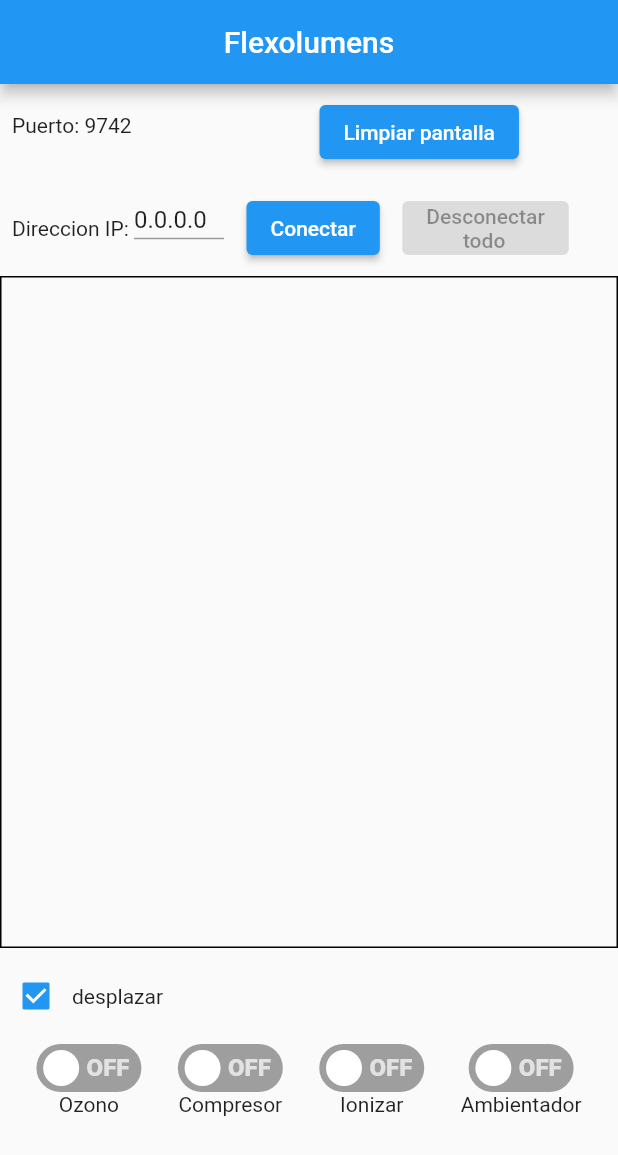
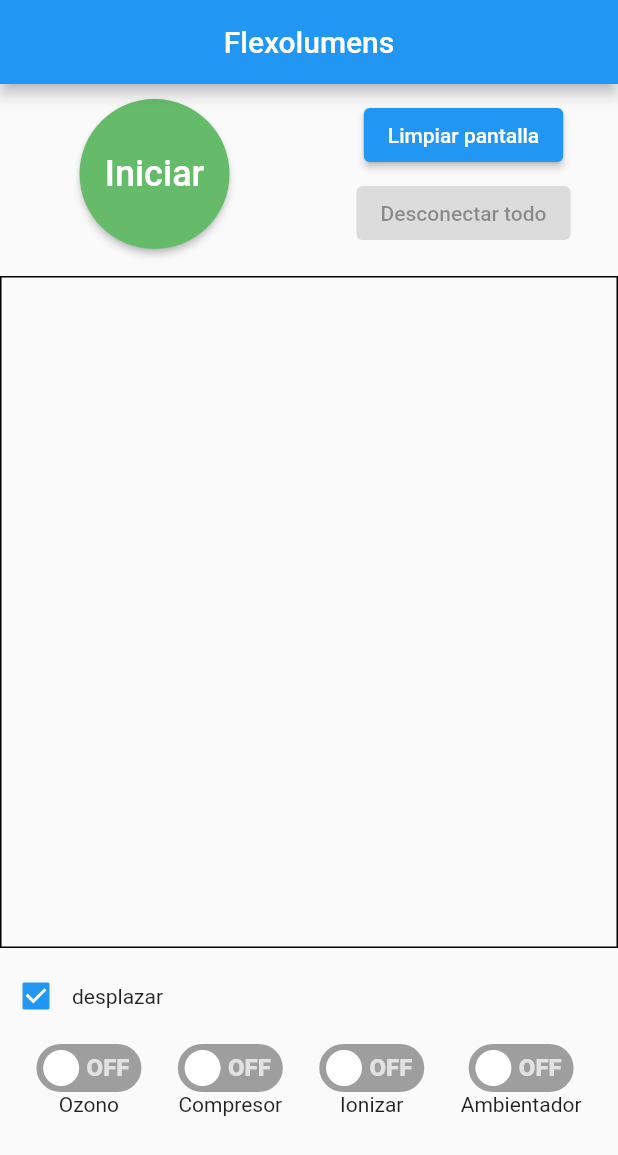
Before and after one commit to dalejandro13/udp_client, a Flutter app: the screen it shows after launch, on a phone screen of 412 x 824 dp. Shown: the top 1155 px of the screen. Run offline on Flutter 3.47's test engine with Material 2 defaults, Android fonts, the phone set to English and light mode, and no system bars; drawn by our look-alikes of flutter_switch.

Commit message:
change button
add button color green for boot the communication between ESP and app in android

```diff
--- a/lib/main.dart
+++ b/lib/main.dart
@@ -4,8 +4,7 @@ import 'package:udp_client/bloc/providerData.dart';
 import 'package:udp_client/ui/widget/scrollEnable.dart';
 import 'package:udp_client/ui/widget/scrollText.dart';
 import 'package:udp_client/ui/widget/switchButton.dart';
-import 'package:udp_client/ui/widget/upperScreen1.dart';
-import 'package:udp_client/ui/widget/upperScreen2.dart';
+import 'package:udp_client/ui/widget/upperScreen.dart';
 import 'package:udp_client/ui/widget/warningMessage.dart';
 import 'package:provider/provider.dart';
 
@@ -57,9 +56,7 @@ class _UdpCommunicationState extends State<UdpCommunication> {
         child: Column(
           mainAxisAlignment: MainAxisAlignment.start,
           children: [
-            //const Padding(padding: EdgeInsets.only(top:25.0),),
-            const UpperScreen1(),
-            const UpperScreen2(),
+            const UpperScreen(),
             ScrollText(data),
             ScrollEnable(data),
             Expanded(
--- /dev/null
+++ b/lib/ui/widget/circularGreenButton.dart
@@ -0,0 +1,51 @@
+import 'dart:developer';
+
+import 'package:flutter/material.dart';
+import 'package:flutter/src/foundation/key.dart';
+import 'package:flutter/src/widgets/container.dart';
+import 'package:flutter/src/widgets/framework.dart';
+import 'package:udp_client/bloc/providerData.dart';
+import 'package:udp_client/repository/communication.dart';
+
+class CircularGreenButton extends StatelessWidget {
+  String title;
+  int value;
+  ProviderData data;
+
+  CircularGreenButton(
+    this.title,
+    this.value,
+    this.data,
+  );
+
+  @override
+  Widget build(BuildContext context) {
+    return ElevatedButton(
+      child: Text(
+        title,
+        style: const TextStyle(
+          fontSize: 24,
+        ),
+      ),
+      style: ElevatedButton.styleFrom(
+        fixedSize: const Size(100, 100),
+        shape: const CircleBorder(),
+        backgroundColor: Colors.green[400],
+      ),
+      onPressed: (data.isConnect == false) ? () async {
+        if(data.ctrl1!.text.isNotEmpty){
+          if('.'.allMatches(data.ctrl1!.text).length == 3){
+            await startComm(data);
+            if(soundStart == true){
+              soundStart = false;
+              await sendStartSound(data);
+            }
+          }
+        }
+        else{
+          log("debes ingresar la direccion ip");
+        }
+      } : null,
+    );
+  }
+}
--- /dev/null
+++ b/lib/ui/widget/upperScreen.dart
@@ -0,0 +1,46 @@
+import 'package:flutter/material.dart';
+import 'package:provider/provider.dart';
+import 'package:udp_client/bloc/providerData.dart';
+import 'package:udp_client/ui/widget/actionButton.dart';
+import 'package:udp_client/ui/widget/circularGreenButton.dart';
+
+class UpperScreen extends StatefulWidget {
+  const UpperScreen({Key? key}) : super(key: key);
+
+  @override
+  State<UpperScreen> createState() => _UpperScreenState();
+}
+
+class _UpperScreenState extends State<UpperScreen> {
+  @override
+  Widget build(BuildContext context) {
+    ProviderData data = Provider.of<ProviderData>(context);
+    return Expanded(
+      flex: 2,
+      child: Row(
+        children: [
+          Expanded(
+            flex: 1,
+            child: Column(
+              children: [
+                const Padding(padding: EdgeInsets.all(5.0)),
+                CircularGreenButton("Iniciar", 2, data)
+              ],
+            ),
+          ),
+          Expanded(
+            flex: 1,
+            child: Column(
+              children:[
+                const Padding(padding: EdgeInsets.all(5.0)),
+                ButtonActions("Limpiar pantalla", 1, data),
+                const Padding(padding: EdgeInsets.all(2.0)),
+                ButtonActions("Desconectar todo", 3, data),
+              ]
+            ),
+          )
+        ],
+      ),
+    );
+  }
+}
--- a/lib/ui/widget/upperScreen1.dart
+++ /dev/null
@@ -1,35 +0,0 @@
-import 'package:flutter/material.dart';
-import 'package:provider/provider.dart';
-import 'package:udp_client/bloc/providerData.dart';
-import 'package:udp_client/ui/widget/actionButton.dart';
-
-class UpperScreen1 extends StatefulWidget {
-  const UpperScreen1({Key? key}) : super(key: key);
-
-  @override
-  State<UpperScreen1> createState() => _UpperScreen1State();
-}
-
-class _UpperScreen1State extends State<UpperScreen1> {
-  @override
-  Widget build(BuildContext context) {
-    ProviderData data = Provider.of<ProviderData>(context);
-    return Expanded(
-      flex: 1,
-      child: Row(
-        children: [
-          Padding(
-            padding: const EdgeInsets.only(left: 8.0),
-            child: SizedBox(
-              height: 25.0,
-              width: 200.0,
-              child: Text("Puerto: ${data.port}")
-            ),
-          ),
-          const SizedBox(width: 5.0),
-          ButtonActions("Limpiar pantalla", 1, data),
-        ],
-      ),
-    );
-  }
-}
--- a/lib/ui/widget/upperScreen2.dart
+++ /dev/null
@@ -1,41 +0,0 @@
-import 'package:flutter/material.dart';
-import 'package:provider/provider.dart';
-import 'package:udp_client/bloc/providerData.dart';
-import 'package:udp_client/ui/widget/actionButton.dart';
-
-class UpperScreen2 extends StatefulWidget {
-  const UpperScreen2({Key? key}) : super(key: key);
-
-  @override
-  State<UpperScreen2> createState() => _UpperScreen2State();
-}
-
-class _UpperScreen2State extends State<UpperScreen2> {
-  @override
-  Widget build(BuildContext context) {
-    ProviderData data = Provider.of<ProviderData>(context);
-    return Expanded(
-      flex: 1,
-      child: Row(
-        children: [
-          const Padding(
-            padding: EdgeInsets.only(left: 8.0),
-            child: Text("Direccion IP: "),
-          ),
-          SizedBox(
-            height: 15.0,
-            width: 60.0,
-            child: TextFormField(
-              readOnly: true,
-              controller: data.ctrl1,
-            ),
-          ),
-          const SizedBox(width: 15.0),
-          ButtonActions("Conectar", 2, data),
-          const SizedBox(width: 15.0),
-          ButtonActions("Desconectar\n       todo", 3, data),
-        ],
-      ),
-    );
-  }
-}
```
